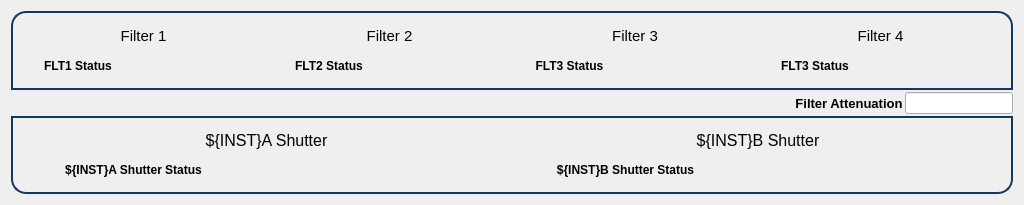
This is blenApp/ui/blen_lcls2_filters.ui in slaclab/BunchLengthMonitor as Qt 5 draws it before an edit. The edited form follows.
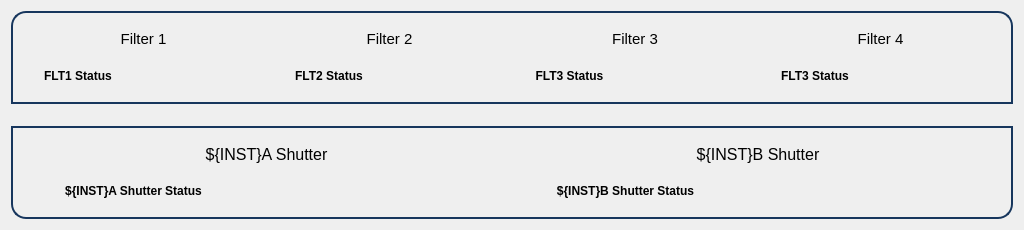
This is the edited form. Custom widgets are drawn as their Qt base class.

Commit message: Refactored implementation of filter atten select.

What changed in the file:
```diff
--- a/blenApp/ui/blen_lcls2_filters.ui
+++ b/blenApp/ui/blen_lcls2_filters.ui
@@ -7,7 +7,7 @@
     <x>0</x>
     <y>0</y>
     <width>1024</width>
-    <height>205</height>
+    <height>230</height>
    </rect>
   </property>
   <property name="windowTitle">
@@ -498,36 +498,6 @@
          </property>
         </spacer>
        </item>
-       <item>
-        <widget class="QLabel" name="attnLbl">
-         <property name="font">
-          <font>
-           <pointsize>10</pointsize>
-           <weight>75</weight>
-           <bold>true</bold>
-          </font>
-         </property>
-         <property name="text">
-          <string>Filter Attenuation</string>
-         </property>
-         <property name="alignment">
-          <set>Qt::AlignCenter</set>
-         </property>
-        </widget>
-       </item>
-       <item>
-        <widget class="PyDMLineEdit" name="attnEdit">
-         <property name="sizePolicy">
-          <sizepolicy hsizetype="Preferred" vsizetype="Fixed">
-           <horstretch>0</horstretch>
-           <verstretch>0</verstretch>
-          </sizepolicy>
-         </property>
-         <property name="toolTip">
-          <string/>
-         </property>
-        </widget>
-       </item>
       </layout>
      </item>
      <item>
@@ -780,11 +750,6 @@
    <extends>QLabel</extends>
    <header>pydm.widgets.label</header>
   </customwidget>
-  <customwidget>
-   <class>PyDMLineEdit</class>
-   <extends>QLineEdit</extends>
-   <header>pydm.widgets.line_edit</header>
-  </customwidget>
   <customwidget>
    <class>PyDMEnumButton</class>
    <extends>QWidget</extends>
```
The commit also changes 4 other files.
